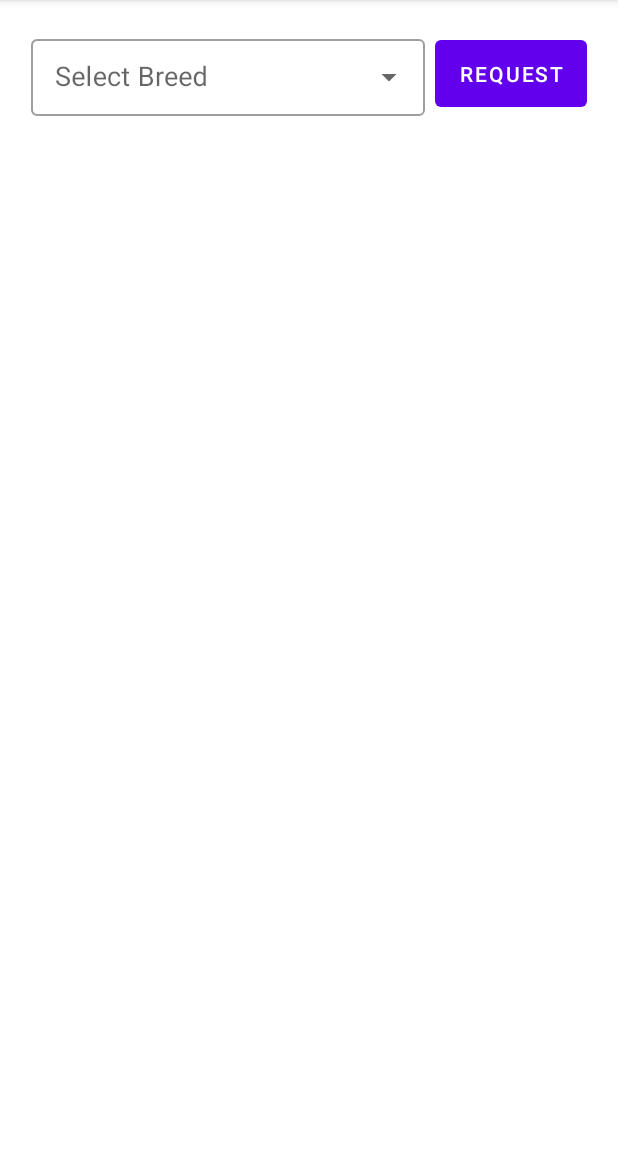
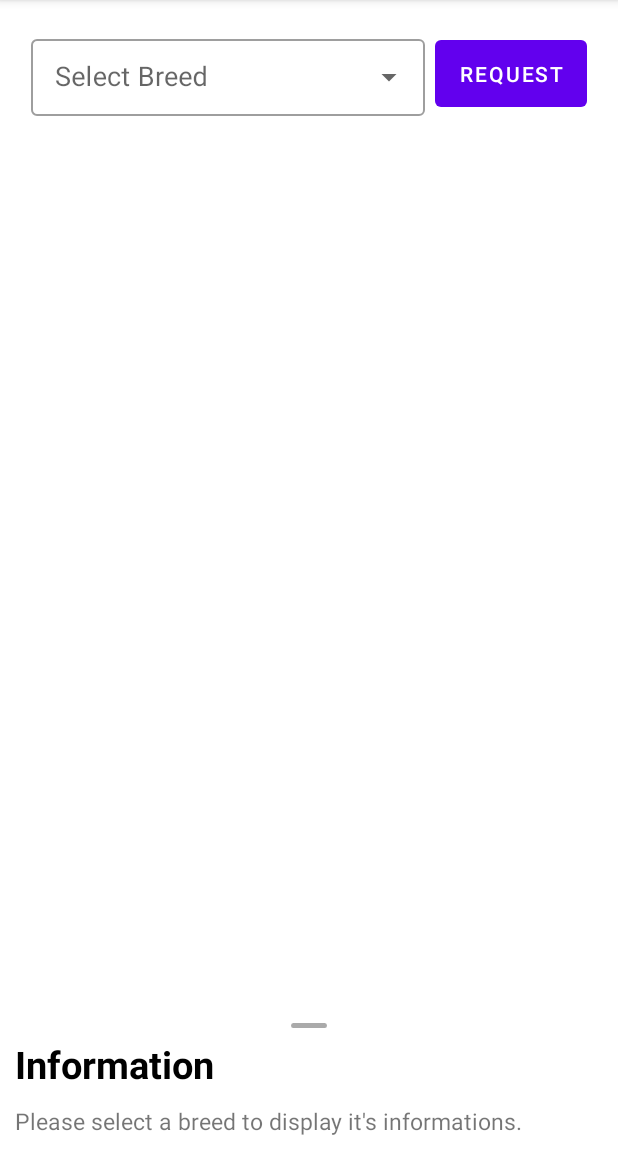
Before and after one commit to DuckOfTheBooBoo/cat-api-example, an Android app: the screen it shows after launch (MainActivity), on a phone screen of 412 x 824 dp, the part 84-1236 px from its top. Run offline under Robolectric (Android 15) with nearby library versions, the phone set to English and light mode, and no system bars; our stand-ins replace sdp/ssp sizes; pictures from the network do not load.

Commit message:
Added Bottom Sheet For Informations About The Breed

```diff
--- a/app/src/main/java/com/arajdianaltaf/catapiexample/Constants.kt
+++ b/app/src/main/java/com/arajdianaltaf/catapiexample/Constants.kt
@@ -7,7 +7,7 @@ object Constants {
     const val TAG_KEY_EXIST = "KEY EXIST:"
     const val TAG_KEY_NOT_EXIST = "KEY DOESN'T EXIST:"
     const val TAG_SUB_BREED_EMPTY = "ERR: SUB_BREED EMPTY"
-    const val TAG_MAINACTIVITY = "MainActivity"
+    const val TAG_MAIN_ACTIVITY = "MainActivity"
     const val API_KEY = "live_8pLFQEkFWlwibgq06j86yrCtLyNr6vgk4U0c7qjwjNkgLANJXGvIO38fVtty0GTJ"
 
     var idMap = mutableMapOf<String, String>()
--- a/app/src/main/java/com/arajdianaltaf/catapiexample/MainActivity.kt
+++ b/app/src/main/java/com/arajdianaltaf/catapiexample/MainActivity.kt
@@ -3,14 +3,15 @@ package com.arajdianaltaf.catapiexample
 import android.os.Bundle
 import android.text.TextUtils
 import android.util.Log
+import android.view.View
 import android.widget.ArrayAdapter
 import android.widget.Toast
 import androidx.appcompat.app.AppCompatActivity
 import androidx.lifecycle.lifecycleScope
 import androidx.recyclerview.widget.GridLayoutManager
-import com.arajdianaltaf.catapiexample.data.CatResponseImageItem
 import com.arajdianaltaf.catapiexample.data.CatResponseItem
 import com.arajdianaltaf.catapiexample.databinding.ActivityMainBinding
+import com.google.android.material.bottomsheet.BottomSheetBehavior
 import com.google.gson.Gson
 import kotlinx.coroutines.Dispatchers
 import kotlinx.coroutines.launch
@@ -56,13 +57,33 @@ class MainActivity : AppCompatActivity() {
 
     }
 
+    private fun bottomSheetHeadersAction(show: Boolean) {
+
+        val contents = listOf(
+            binding?.tvHeaderDesc,
+            binding?.tvContentDesc
+        )
+
+        if (show) {
+            for (view in contents) {
+                view?.visibility = View.VISIBLE
+            }
+        } else if (!show) {
+            for (view in contents) {
+                view?.visibility = View.GONE
+            }
+        }
+    }
+
     override fun onCreate(savedInstanceState: Bundle?) {
         super.onCreate(savedInstanceState)
+
 
         binding = ActivityMainBinding.inflate(layoutInflater)
         setContentView(binding?.root)
 
         val adapter = CatPhotoAdapter(this)
+
         binding?.rvImages?.adapter = adapter
         binding?.rvImages?.layoutManager = GridLayoutManager(this, 3)
 
@@ -70,6 +91,18 @@ class MainActivity : AppCompatActivity() {
         lifecycleScope.launch {
             setBreedList()
         }
+
+        // Init BottomSheet
+        val behavior = BottomSheetBehavior.from(binding?.flStandardbottomSheet!!)
+        behavior.apply {
+            this.peekHeight = 200
+            this.state = BottomSheetBehavior.STATE_COLLAPSED
+            this.isHideable = false
+            this.isFitToContents = true
+        }
+
+        // Make bottomSheet contents gone
+        bottomSheetHeadersAction(false)
 
         // Button OnClickListener
         binding?.btnRequest?.setOnClickListener {
@@ -83,7 +116,7 @@ class MainActivity : AppCompatActivity() {
                 }
 
                 else -> {
-                    Log.i(Constants.TAG_MAINACTIVITY, "All entry are valid.")
+                    Log.i(Constants.TAG_MAIN_ACTIVITY, "All entry are valid.")
 
                     lifecycleScope.launchWhenCreated {
                         val response = try {
@@ -108,7 +141,10 @@ class MainActivity : AppCompatActivity() {
                         if (response.isSuccessful && response.body() != null) {
                             adapter.images = response.body()!!
 
-                            binding?.tvBreedDesc?.text = response.body()!![0].breeds[0].description
+                            bottomSheetHeadersAction(true)
+                            behavior.state = BottomSheetBehavior.STATE_HALF_EXPANDED
+                            binding?.tvNoBreedSelected?.visibility = View.GONE
+                            binding?.tvContentDesc?.text = response.body()!![0].breeds[0].description
 
 
                         } else {
@@ -124,7 +160,6 @@ class MainActivity : AppCompatActivity() {
         }
 
 
-
     }
 
     override fun onDestroy() {
--- /dev/null
+++ b/app/src/main/res/drawable/ic_bottom_sheet_grapple.xml
@@ -0,0 +1,14 @@
+<?xml version="1.0" encoding="utf-8"?>
+<vector xmlns:android="http://schemas.android.com/apk/res/android"
+    android:width="24dp"
+    android:height="3dp"
+    android:viewportWidth="24"
+    android:viewportHeight="3">
+
+
+    <path
+        android:fillColor="@android:color/darker_gray"
+        android:pathData="M 1.5 0 L 22.5 0 Q 24 0 24 1.5 L 24 1.5 Q 24 3 22.5 3 L 1.5 3 Q 0 3 0 1.5 L 0 1.5 Q 0 0 1.5 0 Z"
+        android:strokeWidth="1" />
+
+</vector>
--- a/app/src/main/res/layout/activity_main.xml
+++ b/app/src/main/res/layout/activity_main.xml
@@ -1,11 +1,16 @@
 <?xml version="1.0" encoding="utf-8"?>
-<androidx.constraintlayout.widget.ConstraintLayout xmlns:android="http://schemas.android.com/apk/res/android"
+<androidx.coordinatorlayout.widget.CoordinatorLayout
+    xmlns:android="http://schemas.android.com/apk/res/android"
     xmlns:app="http://schemas.android.com/apk/res-auto"
     xmlns:tools="http://schemas.android.com/tools"
     android:layout_width="match_parent"
     android:layout_height="match_parent"
-    android:layout_gravity="center"
     tools:context=".MainActivity">
+
+    <androidx.constraintlayout.widget.ConstraintLayout
+        android:id="@+id/constraint_base"
+        android:layout_width="match_parent"
+        android:layout_height="match_parent">
 
         <LinearLayout
             android:id="@+id/ll_top"
@@ -72,26 +77,71 @@
             app:layout_constraintTop_toBottomOf="@+id/ll_top"
             tools:listitem="@layout/item_images"/>
 
-    <ScrollView
-        android:id="@+id/sc_desc"
+    </androidx.constraintlayout.widget.ConstraintLayout>
+
+    <FrameLayout
+        android:id="@+id/fl_standardbottom_sheet"
         android:layout_width="match_parent"
         android:layout_height="wrap_content"
-        android:layout_margin="@dimen/_16sdp"
-        app:layout_constraintBottom_toBottomOf="parent"
-        app:layout_constraintVertical_bias="0"
-        app:layout_constraintEnd_toEndOf="parent"
-        app:layout_constraintStart_toStartOf="parent"
-        app:layout_constraintTop_toBottomOf="@id/rv_images">
+        android:background="@color/white"
+        app:layout_behavior="com.google.android.material.bottomsheet.BottomSheetBehavior">
+
+        <ImageView
+            android:id="@+id/iv_bottomsheet_grapple"
+            android:layout_width="wrap_content"
+            android:layout_marginTop="20dp"
+            android:layout_marginBottom="20dp"
+            android:layout_height="wrap_content"
+            android:src="@drawable/ic_bottom_sheet_grapple"
+            android:layout_gravity="center|top"/>
+
+        <androidx.core.widget.NestedScrollView
+            android:layout_width="match_parent"
+            android:layout_marginTop="10dp"
+            android:layout_height="wrap_content">
+
+            <LinearLayout
+                android:id="@+id/ll_base"
+                android:layout_width="match_parent"
+                android:layout_height="wrap_content"
+                android:layout_margin="10dp"
+                android:orientation="vertical">
 
                 <TextView
-            android:id="@+id/tv_breed_desc"
+                    android:id="@+id/tv_header_info"
                     android:layout_width="match_parent"
                     android:layout_height="wrap_content"
+                    android:layout_marginVertical="10dp"
+                    android:text="@string/lbl_information"
                     android:textColor="@color/black"
-            android:textSize="@dimen/_13sdp"
-            tools:text="@tools:sample/lorem" />
+                    android:textSize="25sp"
+                    android:textStyle="bold" />
+
+                <TextView
+                    android:id="@+id/tv_no_breed_selected"
+                    android:layout_width="match_parent"
+                    android:layout_height="wrap_content"
+                    android:visibility="visible"
+                    android:textSize="15sp"
+                    android:text="@string/lbl_no_breed_selected"/>
 
 
-    </ScrollView>
+                <TextView
+                    android:id="@+id/tv_header_desc"
+                    style="@style/bottomSheetHeader"
+                    android:text="@string/lbl_description"/>
 
-</androidx.constraintlayout.widget.ConstraintLayout>
+                <TextView
+                    android:id="@+id/tv_content_desc"
+                    style="@style/bottomSheetParagraph"
+                    tools:text="@string/paragraph_lorem"/>
+
+<!--                TODO: Add name, origin, life_span in TableLayout-->
+
+            </LinearLayout>
+
+        </androidx.core.widget.NestedScrollView>
+
+    </FrameLayout>
+
+</androidx.coordinatorlayout.widget.CoordinatorLayout>
--- a/app/src/main/res/values/strings.xml
+++ b/app/src/main/res/values/strings.xml
@@ -6,4 +6,12 @@
     <string name="lbl_sub_select_breed">Select Sub Breed</string>
     <string name="lbl_close_button">Close Button</string>
     <string name="lbl_cat_photo">Cat Photo</string>
+    <string name="lbl_information">Information</string>
+    <string name="lbl_description">Description</string>
+    <string name="lbl_no_breed_selected">Please select a breed to display it\'s informations.</string>
+
+
+    <string name="paragraph_lorem">Lorem ipsum dolor sit amet, consectetur adipiscing elit. Quisque vitae neque ultrices, rhoncus metus et, sagittis purus. Vestibulum ante ipsum primis in faucibus orci luctus et ultrices posuere cubilia curae; Lorem ipsum dolor sit amet, consectetur adipiscing elit. Phasellus vel justo sit amet nulla eleifend blandit. Suspendisse tristique mattis mi, gravida aliquet nisi semper ac. Vestibulum ante ipsum primis in faucibus orci luctus et ultrices posuere cubilia curae; In volutpat quis augue non molestie. Maecenas ut aliquet massa. Quisque mi nisi, porttitor eget egestas ut, vulputate eu leo. </string>
+
+
 </resources>
--- a/app/src/main/res/values/themes.xml
+++ b/app/src/main/res/values/themes.xml
@@ -13,4 +13,22 @@
         <item name="android:statusBarColor">?attr/colorPrimaryVariant</item>
         <!-- Customize your theme here. -->
     </style>
+
+    <style name="bottomSheetHeader" parent="Theme.AppCompat">
+
+        <item name="android:layout_height">match_parent</item>
+        <item name="android:layout_width">wrap_content</item>
+        <item name="android:textColor">@color/black</item>
+        <item name="android:textSize">20sp</item>
+        <item name="android:textStyle">bold</item>
+
+    </style>
+
+    <style name="bottomSheetParagraph" parent="Theme.AppCompat">
+
+        <item name="android:layout_height">match_parent</item>
+        <item name="android:layout_width">wrap_content</item>
+        <item name="android:textSize">15sp</item>
+
+    </style>
 </resources>
```
Lines whose indentation alone changed are shown as unchanged.
